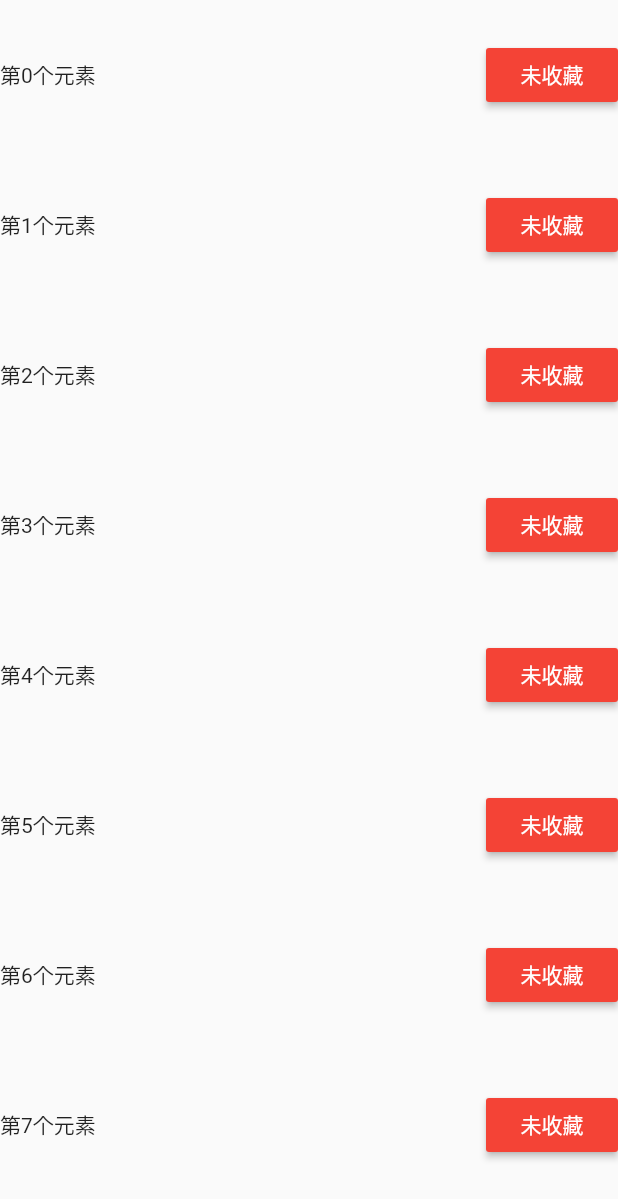
After one commit to langyangyangzzZ/flutter_trip, a Flutter app: the ListViewTextWidget screen opened directly, on a phone screen of 412 x 824 dp. The commit adds this screen. Shown: the top 1199 px of the screen. Run offline on Flutter 3.47's test engine with Material 2 defaults, Android fonts, the phone set to English and light mode, and no system bars; our stand-ins replace flare_flutter, flutter_swiper, permission_handler, shared_preferences; missing offline and left inert: flare_dart, flutter_webview_plugin, m_loading, smart_flare; accounts and stored records are empty; statements that could not run were skipped.

```diff
--- /dev/null
+++ b/lib/beans/listview_bean.dart
@@ -0,0 +1,7 @@
+
+class ListViewBean{
+  bool ischeck = false;
+  String title;
+
+  ListViewBean(this.ischeck, this.title);
+}
--- /dev/null
+++ b/lib/tests/listview_text.dart
@@ -0,0 +1,122 @@
+import 'package:flutter/material.dart';
+import 'package:flutter_trip/beans/listview_bean.dart';
+import 'package:flutter_trip/util/loading_util.dart';
+import 'package:flutter_trip/util/log_util.dart';
+import 'package:flutter_trip/util/toast.dart';
+
+class ListViewTextWidget extends StatefulWidget {
+  @override
+  _ListViewTextWidgetState createState() => _ListViewTextWidgetState();
+}
+
+class _ListViewTextWidgetState extends State<ListViewTextWidget> {
+  List<ListViewBean> _list = [];
+
+  List<String> _lsitcheck = [];
+
+  @override
+  void initState() {
+    super.initState();
+
+    for (int i = 0; i <= 20; i++) {
+      _list.add(new ListViewBean(false, "$i"));
+    }
+  }
+
+  List<Widget> initData() {
+    List<Widget> mlist = [];
+    _list.forEach((e) => {
+          mlist.add(
+            isLoadingImage
+                ? Container(
+                    height: 100,
+                    alignment: Alignment.center,
+                    child: Row(
+                      children: [
+                        Expanded(
+                          child: Text("第${e.title}个元素"),
+                        ),
+                        RaisedButton(
+                          color: e.ischeck ? Colors.black : Colors.red,
+                          onPressed: () {
+                            setState(() {
+
+                              _list.forEach((element) {
+                                e.ischeck  =   element.ischeck =  !element.ischeck;
+                              });
+
+                              // //多选
+                              // if (!e.ischeck) {
+                              //   _lsitcheck.add("${e.title}");
+                              // } else {
+                              //   _lsitcheck.remove("${e.title}");
+                              // }
+                              // Toast.toast(context,
+                              //     msg: "${_lsitcheck.toString()}");
+                              //
+                              // e.ischeck = !e.ischeck;
+                            });
+                          },
+                          child: Text(
+                            e.ischeck ? "已收藏" :"未收藏",
+                            style: TextStyle(color: Colors.white),
+                          ),
+                        )
+                      ],
+                    ),
+                  )
+                : Container(
+                    height: 100,
+                    alignment: Alignment.center,
+                    child: LoadingUtil.loading(context),
+                  ),
+          )
+        });
+    return mlist;
+  }
+
+  bool isLoadingImage = true;
+
+  @override
+  Widget build(BuildContext context) {
+    return Scaffold(
+      body: Container(
+        child: NotificationListener(
+          child: _buildListView(),
+          onNotification: (notification) {
+            ///通知类型
+            switch (notification.runtimeType) {
+              case ScrollStartNotification:
+                print("开始滚动");
+
+                ///在这里更新标识 刷新页面 不加载图片
+                isLoadingImage = false;
+                break;
+              case ScrollUpdateNotification:
+                print("正在滚动");
+                break;
+              case ScrollEndNotification:
+                print("滚动停止");
+
+                ///在这里更新标识 刷新页面 加载图片
+                setState(() {
+                  isLoadingImage = true;
+                });
+                break;
+              case OverscrollNotification:
+                print("滚动到边界");
+                break;
+            }
+            return true;
+          },
+        ),
+      ),
+    );
+  }
+
+  Widget _buildListView() {
+    return ListView(
+      children: initData(),
+    );
+  }
+}
```
Also changed, not shown: lib/home_pages/network_request_test.dart (+40 -40 lines), lib/tests/a_test.dart (added, +58 -0 lines), lib/tests/b_test.dart (added, +34 -0 lines), lib/tests/c_test.dart (added, +16 -0 lines), lib/util/navigator_util.dart (added, +95 -0 lines).
